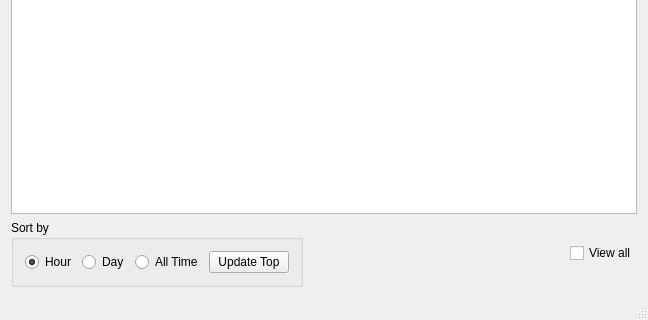
First picture: the form in softtop.ui, repository svadum/SoftTop-UserAssistant, before the edit; both pictures show x 0 to 648 and y 142 to 462 of the 648 by 462 pixel window.
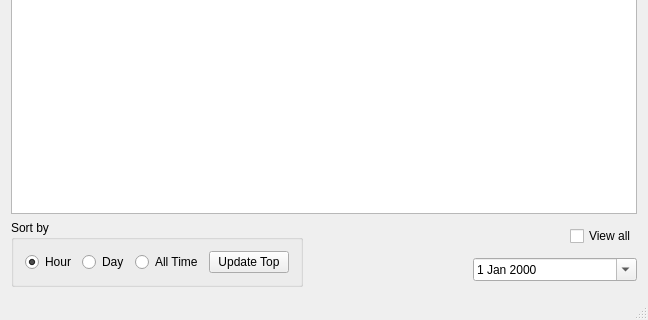
Second picture: the form after the edit. Icons and pictures are not drawn.

Diff of the .ui file:
```diff
--- a/softtop.ui
+++ b/softtop.ui
@@ -18,7 +18,7 @@
     <normaloff>iconTT.ico</normaloff>iconTT.ico</iconset>
   </property>
   <widget class="QWidget" name="centralWidget">
-   <layout class="QGridLayout" name="gridLayout_2">
+   <layout class="QGridLayout" name="gridLayout">
     <item row="0" column="0">
      <layout class="QVBoxLayout" name="verticalLayout_2">
       <item>
@@ -29,14 +29,14 @@
        </widget>
       </item>
       <item>
-       <layout class="QHBoxLayout" name="horizontalLayout">
+       <layout class="QHBoxLayout" name="horizontalLayout_3">
         <item>
          <widget class="QGroupBox" name="sortByrGrBox">
           <property name="title">
            <string>Sort by</string>
           </property>
-          <layout class="QGridLayout" name="gridLayout">
-           <item row="0" column="0">
+          <layout class="QHBoxLayout" name="horizontalLayout">
+           <item>
             <widget class="QRadioButton" name="byHour">
              <property name="statusTip">
               <string>Show programs by last hour(date)</string>
@@ -49,7 +49,7 @@
              </property>
             </widget>
            </item>
-           <item row="0" column="1">
+           <item>
             <widget class="QRadioButton" name="byDay">
              <property name="statusTip">
               <string>Show programs by last days</string>
@@ -59,7 +59,7 @@
              </property>
             </widget>
            </item>
-           <item row="0" column="2">
+           <item>
             <widget class="QRadioButton" name="byAllTime">
              <property name="statusTip">
               <string>Show most used program</string>
@@ -69,7 +69,7 @@
              </property>
             </widget>
            </item>
-           <item row="0" column="3">
+           <item>
             <widget class="QPushButton" name="updateButton">
              <property name="statusTip">
               <string>Update program list</string>
@@ -98,12 +98,36 @@
         <item>
          <layout class="QVBoxLayout" name="verticalLayout">
           <item>
+           <layout class="QHBoxLayout" name="horizontalLayout_2">
+            <item>
+             <spacer name="horizontalSpacer">
+              <property name="orientation">
+               <enum>Qt::Horizontal</enum>
+              </property>
+              <property name="sizeHint" stdset="0">
+               <size>
+                <width>40</width>
+                <height>20</height>
+               </size>
+              </property>
+             </spacer>
+            </item>
+            <item>
            <widget class="QCheckBox" name="viewAllcheckBox">
             <property name="cursor">
              <cursorShape>PointingHandCursor</cursorShape>
             </property>
             <property name="text">
              <string>View all</string>
+              </property>
+             </widget>
+            </item>
+           </layout>
+          </item>
+          <item>
+           <widget class="QDateEdit" name="dateEdit">
+            <property name="calendarPopup">
+             <bool>true</bool>
             </property>
            </widget>
           </item>
```
Lines whose indentation alone changed are shown as unchanged.
